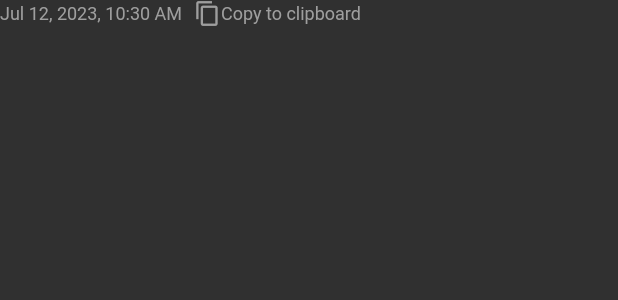
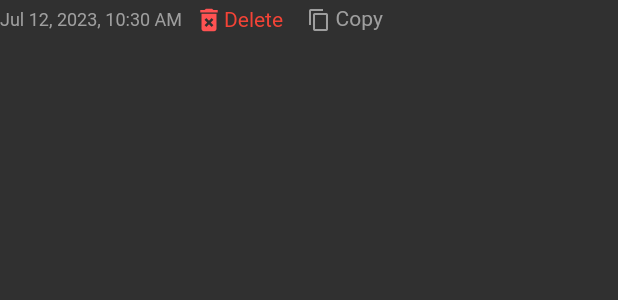
Before and after one commit to c0sogi/LLMChat-frontend, a Flutter app: the ChatBottomBox widget shown alone on an empty page, opened directly with sample values from the repository, on a phone screen of 412 x 824 dp. Shown: the top 300 px of the screen. Run offline on Flutter 3.47's test engine with Material 2 defaults, Android fonts, the phone set to English and light mode, and no system bars; our stand-ins replace file_picker, flutter_animate, flutter_form_builder, flutter_markdown, flutter_svg, form_builder_validators and 6 more; missing offline and left inert: flutter_highlighter, markdown; accounts and stored records are empty; statements that could not run were skipped.

Commit message:
Added delete message button

```diff
--- a/lib/view/chat/chat_input.dart
+++ b/lib/view/chat/chat_input.dart
@@ -1,5 +1,6 @@
 import 'package:flutter/material.dart';
 import 'package:flutter_web/model/chat/chat_image_model.dart';
+import 'package:flutter_web/model/chat/chat_model.dart';
 import 'package:flutter_web/viewmodel/chat/theme_viewmodel.dart';
 import 'package:get/get.dart';
 import '../../viewmodel/chat/chat_viewmodel.dart';
@@ -301,7 +302,9 @@ class MessageButtons extends StatelessWidget {
                   message: "Stop query",
                   showDuration: const Duration(milliseconds: 0),
                   child: IconButton(
-                    onPressed: () => chatViewModel.sendText!("stop"),
+                    onPressed: () => chatViewModel.performChatAction!(
+                      action: ChatAction.interruptChat,
+                    ),
                     icon: const Icon(Icons.stop),
                   ),
                 )
--- a/lib/view/chat/chat_view.dart
+++ b/lib/view/chat/chat_view.dart
@@ -5,6 +5,7 @@ import 'package:flutter/services.dart';
 import 'package:flutter_animate/animate.dart';
 import 'package:flutter_animate/effects/effects.dart';
 import 'package:flutter_web/model/chat/chat_image_model.dart';
+import 'package:flutter_web/model/chat/chat_model.dart';
 import 'package:flutter_web/viewmodel/chat/chat_viewmodel.dart';
 import 'package:flutter_web/viewmodel/chat/theme_viewmodel.dart';
 import 'package:get/get.dart';
@@ -92,10 +93,7 @@ class ChatView extends StatelessWidget {
 }
 
 class ChatBottomBox extends StatelessWidget {
-  const ChatBottomBox({
-    super.key,
-    required this.message,
-  });
+  const ChatBottomBox({super.key, required this.message});
 
   final MessageModel message;
 
@@ -104,11 +102,16 @@ class ChatBottomBox extends StatelessWidget {
     return Row(
       mainAxisSize: MainAxisSize.min,
       children: [
-        if (!message.isGptSpeaking)
+        if (!message.isGptSpeaking) ...[
+          Padding(
+            padding: const EdgeInsets.symmetric(horizontal: 8.0, vertical: 4.0),
+            child: CopyToClipboardButton(message: message),
+          ),
           Padding(
             padding: const EdgeInsets.symmetric(horizontal: 8.0),
-            child: CopyToClipboardButton(message: message),
+            child: DeleteMessageButton(message: message),
           ),
+        ],
         Text(
           DateFormat('MMM d, yyyy, h:mm a').format(message.dateTime),
           style: const TextStyle(
@@ -116,20 +119,23 @@ class ChatBottomBox extends StatelessWidget {
             color: Colors.grey,
           ),
         ),
-        if (message.isGptSpeaking)
+        if (message.isGptSpeaking) ...[
           Padding(
             padding: const EdgeInsets.symmetric(horizontal: 8.0),
+            child: DeleteMessageButton(message: message),
+          ),
+          Padding(
+            padding: const EdgeInsets.symmetric(horizontal: 8.0, vertical: 4.0),
             child: CopyToClipboardButton(message: message),
           ),
+        ],
       ],
     );
   }
 }
 
 class UserChatProfile extends StatelessWidget {
-  const UserChatProfile({
-    super.key,
-  });
+  const UserChatProfile({super.key});
 
   @override
   Widget build(BuildContext context) {
@@ -144,10 +150,7 @@ class UserChatProfile extends StatelessWidget {
 }
 
 class AIChatProfile extends StatelessWidget {
-  const AIChatProfile({
-    super.key,
-    required this.message,
-  });
+  const AIChatProfile({super.key, required this.message});
 
   final MessageModel message;
 
@@ -201,11 +204,14 @@ class CopyToClipboardButton extends StatelessWidget {
         return Row(
           children: [
             if (!message.isGptSpeaking)
-              Text(
-                isCheckMarkVisible.value ? "Copied!" : "Copy to clipboard",
-                style: const TextStyle(
-                  fontSize: 12,
-                  color: Colors.grey,
+              Padding(
+                padding: const EdgeInsets.only(right: 3.0, bottom: 2.0),
+                child: Text(
+                  isCheckMarkVisible.value ? "Copied!" : "Copy",
+                  style: const TextStyle(
+                    fontSize: 14,
+                    color: Colors.grey,
+                  ),
                 ),
               ),
             AnimatedSwitcher(
@@ -215,21 +221,24 @@ class CopyToClipboardButton extends StatelessWidget {
                       Icons.check_circle,
                       key: UniqueKey(),
                       color: Colors.green,
-                      size: 18,
+                      size: 16,
                     )
                   : Icon(
                       Icons.content_copy,
                       key: UniqueKey(),
                       color: Colors.grey,
-                      size: 18,
+                      size: 16,
                     ),
             ),
             if (message.isGptSpeaking)
-              Text(
-                isCheckMarkVisible.value ? "Copied!" : "Copy to clipboard",
-                style: const TextStyle(
-                  fontSize: 12,
-                  color: Colors.grey,
+              Padding(
+                padding: const EdgeInsets.only(left: 3.0, bottom: 2.0),
+                child: Text(
+                  isCheckMarkVisible.value ? "Copied!" : "Copy",
+                  style: const TextStyle(
+                    fontSize: 14,
+                    color: Colors.grey,
+                  ),
                 ),
               ),
           ],
@@ -238,3 +247,48 @@ class CopyToClipboardButton extends StatelessWidget {
     );
   }
 }
+
+class DeleteMessageButton extends StatelessWidget {
+  final MessageModel message;
+  const DeleteMessageButton({super.key, required this.message});
+
+  void deleteMessage() async {
+    final ChatViewModel chatViewModel = Get.find<ChatViewModel>();
+    if (message.uuid == null) return;
+    final int index = chatViewModel.messages!
+        .indexWhere((element) => element.uuid == message.uuid);
+    if (index == -1) return;
+    chatViewModel.messages!.removeAt(index);
+    chatViewModel.performChatAction!(
+      action: ChatAction.deleteMessage,
+      messageRole: message.isGptSpeaking ? "ai" : "user",
+      messageUuid: message.uuid,
+    );
+  }
+
+  @override
+  Widget build(BuildContext context) {
+    return GestureDetector(
+      onTap: deleteMessage,
+      child: Row(
+        children: [
+          if (!message.isGptSpeaking)
+            const Text(
+              "Delete",
+              style: TextStyle(fontSize: 14, color: Colors.red),
+            ),
+          const Icon(
+            Icons.delete_forever,
+            color: Colors.redAccent,
+            size: 20,
+          ),
+          if (message.isGptSpeaking)
+            const Text(
+              "Delete",
+              style: TextStyle(fontSize: 14, color: Colors.red),
+            ),
+        ],
+      ),
+    );
+  }
+}
--- a/lib/view/login/login_view.dart
+++ b/lib/view/login/login_view.dart
@@ -1,6 +1,7 @@
 import 'package:flutter/material.dart';
 import 'package:flutter_form_builder/flutter_form_builder.dart';
 import 'package:flutter_web/model/chat/chat_image_model.dart';
+import 'package:flutter_web/model/chat/chat_model.dart';
 import 'package:flutter_web/viewmodel/chat/chat_viewmodel.dart';
 import 'package:flutter_web/viewmodel/chat/theme_viewmodel.dart';
 import 'package:form_builder_validators/form_builder_validators.dart';
@@ -109,7 +110,10 @@ class ModelSelectionDropdown extends StatelessWidget {
               onChanged: (String? value) {
                 if (value != null &&
                     (!Get.find<ChatViewModel>().isQuerying.value)) {
-                  chatViewModel.sendJson!({"model": value});
+                  chatViewModel.performChatAction!(
+                    action: ChatAction.changeChatModel,
+                    chatModelName: value,
+                  );
                 }
               },
             ),
--- a/lib/viewmodel/chat/chat_viewmodel.dart
+++ b/lib/viewmodel/chat/chat_viewmodel.dart
@@ -56,10 +56,14 @@ class ChatViewModel extends GetxController {
   RxList<String>? get models => _chatModel?.models;
   RxList<MessageModel>? get messages => _chatModel?.messages;
   RxList<ChatRoomModel>? get chatRooms => _chatModel?.chatRooms;
-  Function? get changeChatRoom => _chatModel?.changeChatRoom;
-  Function? get deleteChatRoom => _chatModel?.deleteChatRoom;
-  Function? get sendText => _chatModel?.sendText;
-  Function? get sendJson => _chatModel?.sendJson;
+  void Function({
+    required ChatAction action,
+    String? chatRoomId,
+    String? chatRoomName,
+    String? chatModelName,
+    String? messageRole,
+    String? messageUuid,
+  })? get performChatAction => _chatModel?.performChatAction;
   Function? get resendUserMessage => _chatModel?.resendUserMessage;
   Function? get clearChat => _chatModel?.clearChat;
 
```
Also changed, not shown: lib/model/chat/chat_model.dart (+66 -39 lines), lib/view/widgets/conversation_list.dart (+14 -7 lines), 1 other file.
